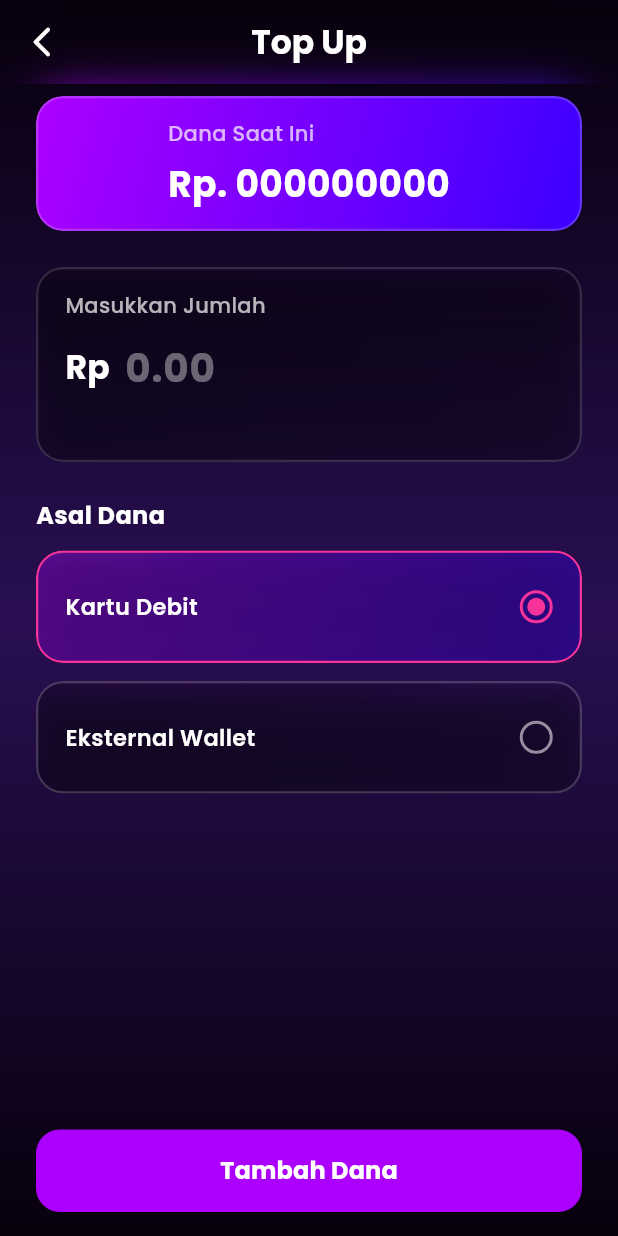
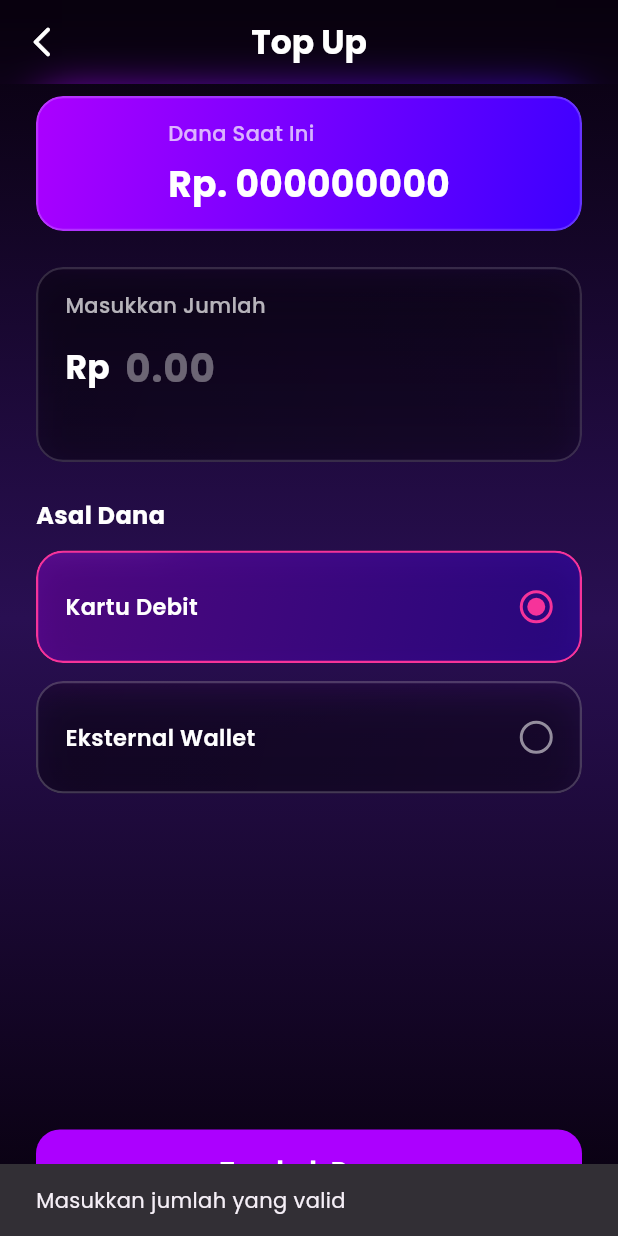
Before and after one commit to Wrrynn/4RT05, a Flutter app: the TopUpPage screen opened by its route, after a tap on "Tambah Dana", on a phone screen of 412 x 824 dp. Run offline on Flutter 3.47's test engine with Material 3 defaults, Android fonts, the phone set to English and light mode, and no system bars; our stand-ins replace curved_navigation_bar, supabase_flutter; accounts and stored records are empty; statements that could not run were skipped.

Commit message:
menambahkan backend untuk topup (model & controller)

```diff
--- a/lib/model/topup.dart
+++ b/lib/model/topup.dart
@@ -1,28 +1,25 @@
 class Topup {
-  //private atributes
   final int _idTopUp;
-  final int _idPengguna;
+  final String _idPenggunaTopup;
   double _jumlah;
   String _metode;
   String _status;
 
-  Topup ({
+  Topup({
     required int idTopUp,
-    required int idPengguna,
+    required String idPenggunaTopup,
     required double jumlah,
     required String metode,
     required String status,
-  }) :
-  _idTopUp = idTopUp,
-  _idPengguna = idPengguna,
-  _jumlah = jumlah,
-  _metode = metode,
-  _status = status;
+  })  : _idTopUp = idTopUp,
+        _idPenggunaTopup = idPenggunaTopup,
+        _jumlah = jumlah,
+        _metode = metode,
+        _status = status;
 
-  // Getter & Setter
+  // getter & setter
   int get idTopUp => _idTopUp;
-
-  int get idPengguna => _idPengguna;
+  String get idPenggunaTopup => _idPenggunaTopup;
 
   double get jumlah => _jumlah;
   set jumlah(double value) => _jumlah = value;
@@ -33,8 +30,13 @@ class Topup {
   String get status => _status;
   set status(String value) => _status = value;
 
-  bool prosesTopUp() {
-    return true;
+  factory Topup.fromMap(Map<String, dynamic> map) {
+    return Topup(
+      idTopUp: map['id_topup'] ?? 0,
+      idPenggunaTopup: map['id_pengguna_topup'] ?? '',
+      jumlah: map['jumlah']?.toDouble() ?? 0.0,
+      metode: map['metode'] ?? '',
+      status: map['status'] ?? '',
+    );
   }
-  void konfirmasiTopUP() {}
 }
--- a/lib/pages/homePage.dart
+++ b/lib/pages/homePage.dart
@@ -297,7 +297,7 @@ Widget buildProfileCard() {
             icon: 'assets/icons/topup.png',
             label: 'Top Up',
             onTap: () {
-              Navigator.pushNamed(context, '/topup');
+              Navigator.pushNamed(context, '/topup', arguments: widget.pengguna);
             },
           ),
           buildFeatureButton(
--- a/lib/pages/topup.dart
+++ b/lib/pages/topup.dart
@@ -2,6 +2,8 @@ import 'dart:ui';
 import 'package:flutter/material.dart';
 import 'package:artos/widgets/bgPurple.dart';
 import 'package:artos/widgets/glass.dart';
+import 'package:artos/controller/topUpCtrl.dart';
+import 'package:artos/model/pengguna.dart';
 
 enum TopUpSource { debitCard, externalWallet }
 
@@ -15,6 +17,15 @@ class TopUpPage extends StatefulWidget {
 class _TopUpPageState extends State<TopUpPage> {
   final TextEditingController _amountController = TextEditingController();
   TopUpSource _selectedSource = TopUpSource.debitCard;
+
+  late Pengguna currentUser;
+  final TopupController _topupCtrl = TopupController();
+
+  @override
+  void didChangeDependencies() {
+    super.didChangeDependencies();
+    currentUser = ModalRoute.of(context)!.settings.arguments as Pengguna;
+  }
 
   @override
   void dispose() {
@@ -82,8 +93,10 @@ class _TopUpPageState extends State<TopUpPage> {
               ),
             ),
             leading: IconButton(
-              icon: const Icon(Icons.arrow_back_ios_new_rounded,
-                  color: Colors.white),
+              icon: const Icon(
+                Icons.arrow_back_ios_new_rounded,
+                color: Colors.white,
+              ),
               onPressed: () => Navigator.pop(context),
             ),
           ),
@@ -102,10 +115,7 @@ class _TopUpPageState extends State<TopUpPage> {
       gradient: const LinearGradient(
         begin: Alignment.topLeft,
         end: Alignment.bottomRight,
-        colors: [
-          Color(0xFFAC00FF),
-          Color(0xFF3C00FF),
-        ],
+        colors: [Color(0xFFAC00FF), Color(0xFF3C00FF)],
       ),
       padding: const EdgeInsets.symmetric(horizontal: 16, vertical: 12),
       child: Column(
@@ -177,7 +187,8 @@ class _TopUpPageState extends State<TopUpPage> {
                 child: TextField(
                   controller: _amountController,
                   keyboardType: const TextInputType.numberWithOptions(
-                      decimal: false),
+                    decimal: false,
+                  ),
                   style: const TextStyle(
                     color: Colors.white,
                     fontSize: 26,
@@ -282,9 +293,7 @@ class _TopUpPageState extends State<TopUpPage> {
               decoration: BoxDecoration(
                 shape: BoxShape.circle,
                 border: Border.all(
-                  color: isSelected
-                      ? const Color(0xFFF6339A)
-                      : Colors.white54,
+                  color: isSelected ? const Color(0xFFF6339A) : Colors.white54,
                   width: 2,
                 ),
               ),
@@ -307,15 +316,46 @@ class _TopUpPageState extends State<TopUpPage> {
     );
   }
 
-
-
   Widget _buildSubmitButton() {
     return SizedBox(
       width: double.infinity,
       height: 55,
       child: ElevatedButton(
-        onPressed: () {
+        onPressed: () async {
+          double jumlah = double.tryParse(_amountController.text) ?? 0;
+          if (jumlah <= 0) {
+            ScaffoldMessenger.of(context).showSnackBar(
+              const SnackBar(content: Text("Masukkan jumlah yang valid")),
+            );
+            return;
+          }
 
+          String metode = _selectedSource == TopUpSource.debitCard
+              ? "Kartu Debit"
+              : "Eksternal Wallet";
+
+          // Panggil TopupController
+          String? result = await _topupCtrl.topUp(
+            pengguna: currentUser,
+            jumlah: jumlah,
+            metode: metode,
+          );
+
+          if (result != null) {
+            // error
+            ScaffoldMessenger.of(
+              context,
+            ).showSnackBar(SnackBar(content: Text(result)));
+          } else {
+            // sukses
+            ScaffoldMessenger.of(context).showSnackBar(
+              SnackBar(
+                content: Text("Topup berhasil! Saldo: Rp ${currentUser.saldo}"),
+              ),
+            );
+            _amountController.clear();
+            setState(() {}); // refresh UI jika ada tampilan saldo
+          }
         },
         style: ElevatedButton.styleFrom(
           backgroundColor: const Color(0xFFAC00FF),
```
Also changed, not shown: lib/controller/topUpCtrl.dart (added, +54 -0 lines).
